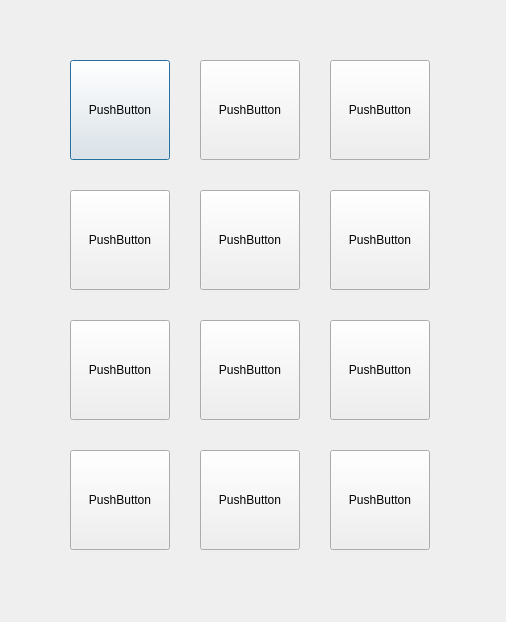
Above: ProjectQT/game.ui from Maknez/CompProject- before the change. Below: the same form after it.
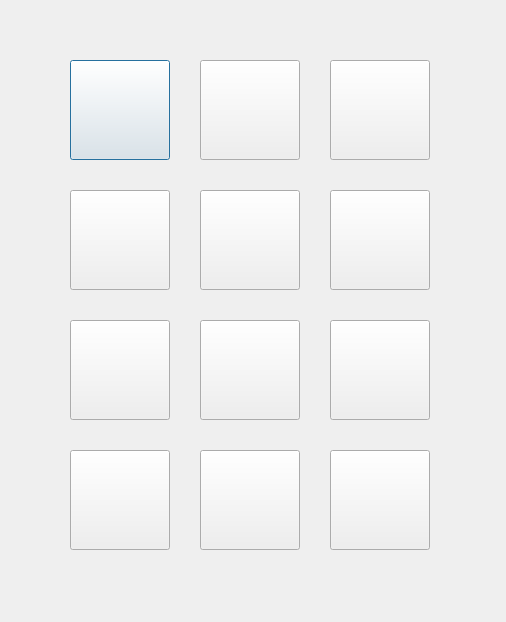
That is the form after the change.

Patch:
```diff
--- a/ProjectQT/game.ui
+++ b/ProjectQT/game.ui
@@ -23,7 +23,7 @@
     </rect>
    </property>
    <property name="text">
-    <string>PushButton</string>
+    <string/>
    </property>
   </widget>
   <widget class="QPushButton" name="pushButton_2">
@@ -36,7 +36,7 @@
     </rect>
    </property>
    <property name="text">
-    <string>PushButton</string>
+    <string/>
    </property>
   </widget>
   <widget class="QPushButton" name="pushButton_3">
@@ -49,7 +49,7 @@
     </rect>
    </property>
    <property name="text">
-    <string>PushButton</string>
+    <string/>
    </property>
   </widget>
   <widget class="QPushButton" name="pushButton_4">
@@ -62,7 +62,7 @@
     </rect>
    </property>
    <property name="text">
-    <string>PushButton</string>
+    <string/>
    </property>
   </widget>
   <widget class="QPushButton" name="pushButton_5">
@@ -75,7 +75,7 @@
     </rect>
    </property>
    <property name="text">
-    <string>PushButton</string>
+    <string/>
    </property>
   </widget>
   <widget class="QPushButton" name="pushButton_6">
@@ -88,7 +88,7 @@
     </rect>
    </property>
    <property name="text">
-    <string>PushButton</string>
+    <string/>
    </property>
   </widget>
   <widget class="QPushButton" name="pushButton_7">
@@ -101,7 +101,7 @@
     </rect>
    </property>
    <property name="text">
-    <string>PushButton</string>
+    <string/>
    </property>
   </widget>
   <widget class="QPushButton" name="pushButton_8">
@@ -114,7 +114,7 @@
     </rect>
    </property>
    <property name="text">
-    <string>PushButton</string>
+    <string/>
    </property>
   </widget>
   <widget class="QPushButton" name="pushButton_9">
@@ -127,7 +127,7 @@
     </rect>
    </property>
    <property name="text">
-    <string>PushButton</string>
+    <string/>
    </property>
   </widget>
   <widget class="QPushButton" name="pushButton_10">
@@ -140,7 +140,7 @@
     </rect>
    </property>
    <property name="text">
-    <string>PushButton</string>
+    <string/>
    </property>
   </widget>
   <widget class="QPushButton" name="pushButton_11">
@@ -153,7 +153,7 @@
     </rect>
    </property>
    <property name="text">
-    <string>PushButton</string>
+    <string/>
    </property>
   </widget>
   <widget class="QPushButton" name="pushButton_12">
@@ -166,7 +166,7 @@
     </rect>
    </property>
    <property name="text">
-    <string>PushButton</string>
+    <string/>
    </property>
   </widget>
  </widget>
```
